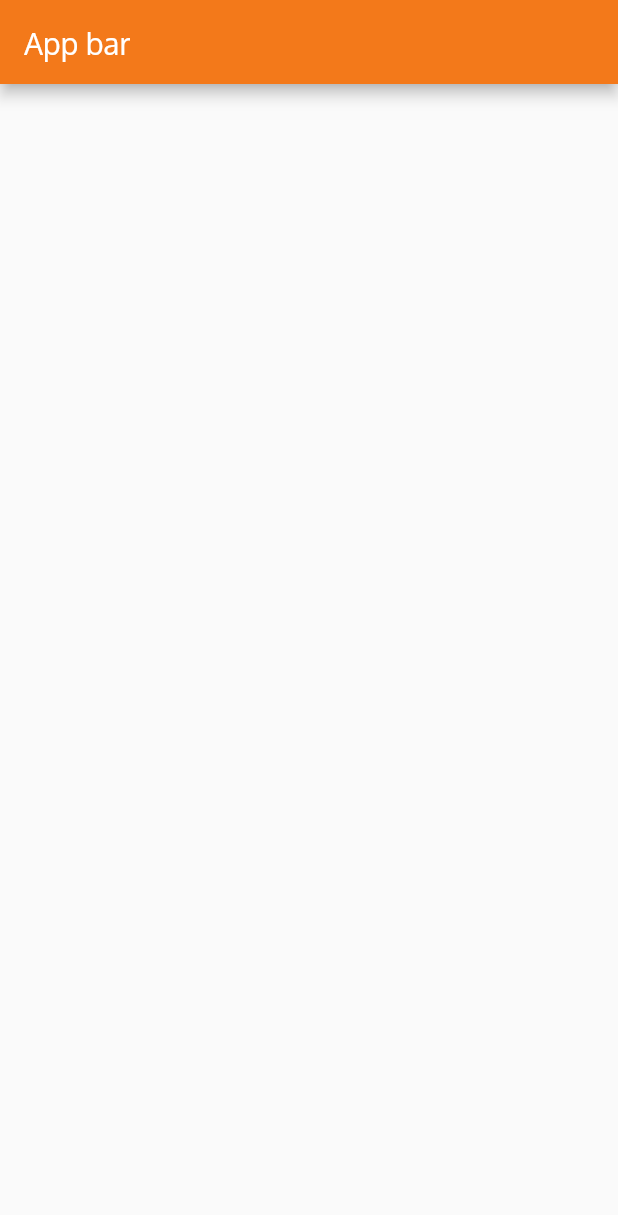
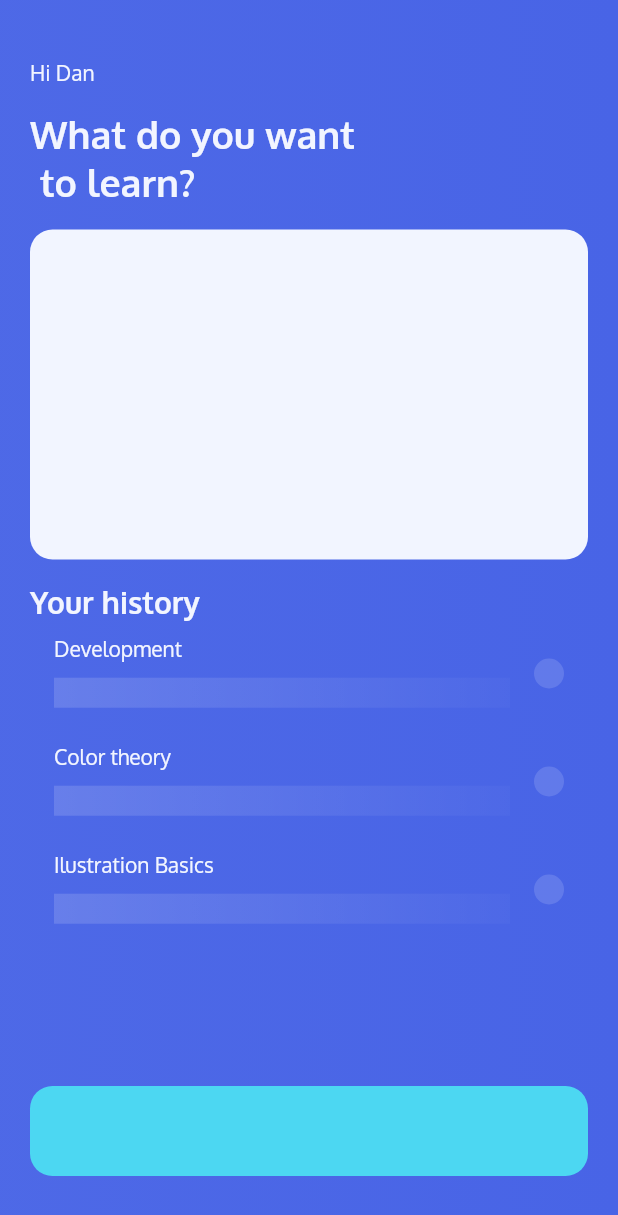
Before and after one commit to jetobe95/flutter_layouts, a Flutter app: the screen it shows after launch, on a phone screen of 412 x 824 dp. Shown: the top 1215 px of the screen. Run offline on Flutter 3.47's test engine with Material 2 defaults, Android fonts, the phone set to English and light mode, and no system bars.

Commit message:
Tutorial de instragram para seleccionar colores

```diff
--- a/lib/main.dart
+++ b/lib/main.dart
@@ -4,10 +4,24 @@ import 'package:flutter/material.dart';
 void main() => runApp(MyApp());
 
 class MyApp extends StatelessWidget {
+  static Color get primaryColor => Color(0xFF4864E6);
+  static Color get accentColor => Color(0xFF4cd7f2);
+  static Color get secondaryColor {
+    return Color(0xfff2f5ff);
+  }
+
   final appTheme = ThemeData(
-    fontFamily: 'Oxygen',
-    primaryColor: Color(0xfff3791a)
-  );
+    textTheme: TextTheme(
+      display1: TextStyle(color: secondaryColor,fontSize: 20.0,fontWeight: FontWeight.w700),
+        body1: TextStyle(color: secondaryColor),
+        title: TextStyle(color: secondaryColor,fontSize: 25.0,fontWeight: FontWeight.w700),
+      ),
+      fontFamily: 'Oxygen',
+      primaryColor: primaryColor,
+      accentColor: accentColor,
+      appBarTheme: AppBarTheme(
+        color: primaryColor,
+      ));
   // This widget is the root of your application.
   @override
   Widget build(BuildContext context) {
--- a/lib/pages/home_page.dart
+++ b/lib/pages/home_page.dart
@@ -3,10 +3,116 @@ import 'package:flutter/material.dart';
 class HomePage extends StatelessWidget {
   @override
   Widget build(BuildContext context) {
+    final theme = Theme.of(context);
     return Scaffold(
-      appBar: AppBar(
-        title: Text('App bar'),
+      // backgroundColor: theme.primaryColor,
+      body: Container(
+
+        decoration: BoxDecoration(
+          color: theme.primaryColor,
+          gradient: LinearGradient(
+            colors: [
+                theme.primaryColor.withOpacity(0.97),
+                theme.primaryColor,
+            ]
+          )
+        ),
+        padding: EdgeInsets.symmetric(vertical: 40.0,horizontal: 20.0),
+        child: Column(
+          crossAxisAlignment: CrossAxisAlignment.start,
+          children: <Widget>[
+            Text(
+              "Hi Dan",
+              style: theme.textTheme.body1,
+            ),
+            SizedBox(
+              height: 15.0,
+            ),
+            Text(
+              "What do you want \n to learn?",
+              style: theme.textTheme.title,
+            ),
+            Container(
+              margin: EdgeInsets.only(top: 16.0),
+              width: double.infinity,
+              height: 220,
+              decoration: BoxDecoration(
+                  color: theme.textTheme.title.color,
+                  borderRadius: BorderRadius.circular(15.0)),
+            ),
+            SizedBox(
+              height: 15.0,
+            ),
+            Text(
+              "Your history",
+              style: theme.textTheme.display1,
+            ),
+            ListTile(
+              title: Text(
+                'Development',
+                style: theme.textTheme.body1,
+              ),
+              trailing: _buildCircle(context),
+              subtitle: _buildRectGradient(context),
+            ),
+            ListTile(
+              title: Text(
+                'Color theory',
+                style: theme.textTheme.body1,
+              ),
+              trailing: _buildCircle(context),
+              subtitle: _buildRectGradient(context),
+            ),
+            ListTile(
+              title: Text(
+                'Ilustration Basics',
+                style: theme.textTheme.body1,
+              ),
+              trailing: _buildCircle(context),
+              subtitle: _buildRectGradient(context),
+            ),
+            SizedBox(
+              height: 26.0,
+            ),
+            Expanded(
+              child: Align(
+                alignment: Alignment.bottomCenter,
+                child: Container(
+                  width: double.infinity,
+                  height: 60,
+                  decoration: BoxDecoration(
+                      color: theme.accentColor,
+                      borderRadius: BorderRadius.circular(15.0)),
+                ),
+              ),
+            )
+          ],
+        ),
       ),
     );
   }
+
+  Widget _buildCircle(BuildContext context) {
+    return Container(
+      width: 20,
+      height: 20,
+      decoration: BoxDecoration(
+          shape: BoxShape.circle,
+          color: Theme.of(context).textTheme.title.color.withOpacity(0.15)),
+    );
+  }
+
+  Widget _buildRectGradient(BuildContext context) {
+    return Container(
+      margin: EdgeInsets.only(top: 10.0),
+      width: 20.0,
+      height: 20,
+      decoration: BoxDecoration(
+          gradient: LinearGradient(colors: [
+            Colors.white,
+            Colors.white.withOpacity(0.16),
+          ]),
+          color: Theme.of(context).textTheme.title.color.withOpacity(0.15)),
+    );
+  }
 }
```
Also changed, not shown: screen1.png (added), 1 other file.
